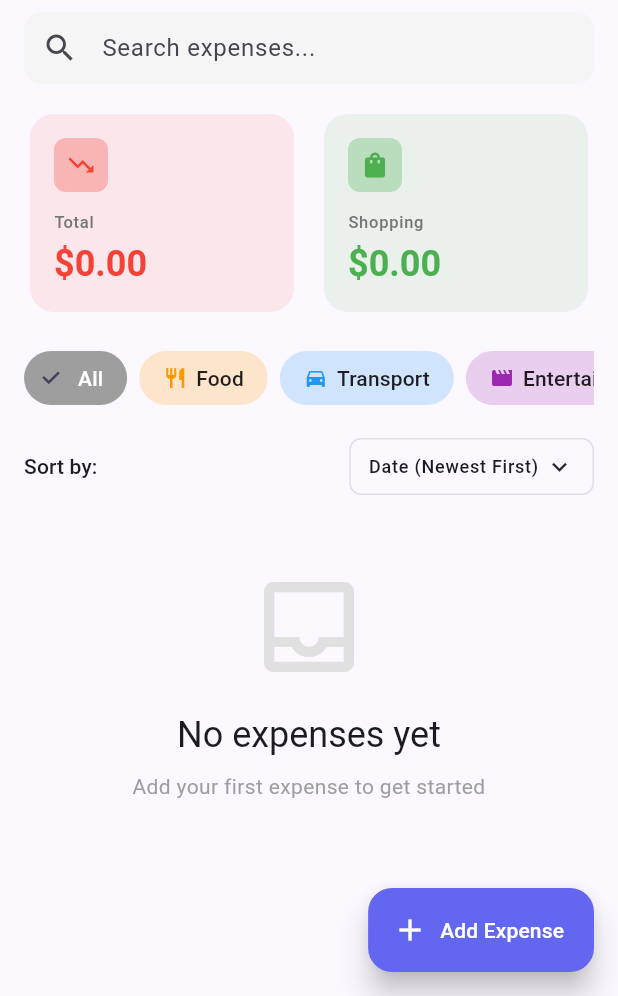
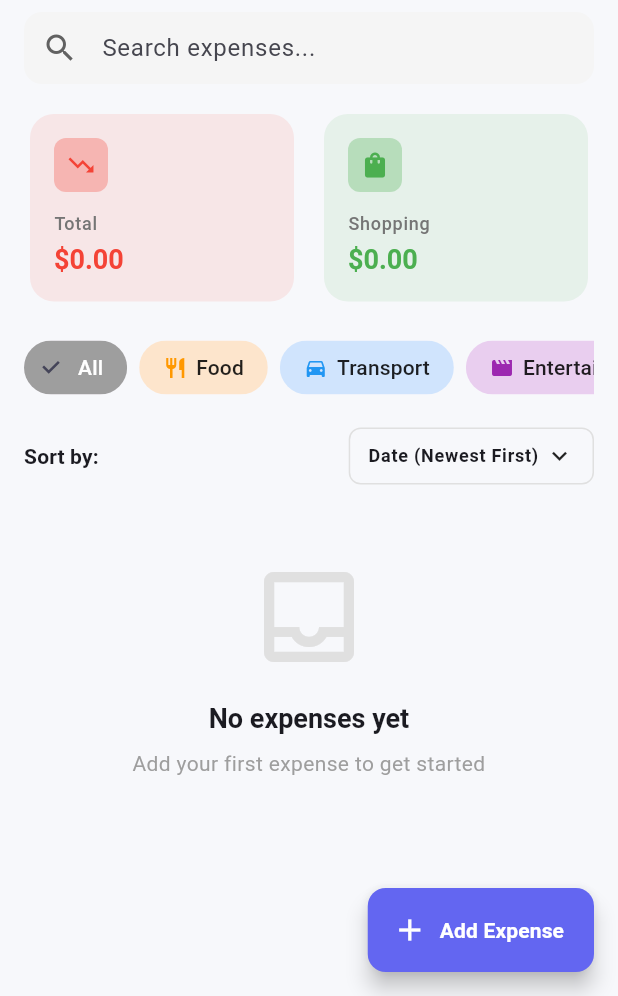
Before and after one commit to Nahidliton/flutter_final_project, a Flutter app: the screen it shows after launch, on a phone screen of 412 x 824 dp, the part 240-1236 px from its top. Run offline on Flutter 3.47's test engine with Material 3 defaults, Android fonts, the light colour scheme and no system bars; our stand-ins replace cloud_firestore, firebase_core; accounts and stored records are empty.

Commit message:
Updated UIs

```diff
--- a/final_project_mobile_app/lib/main.dart
+++ b/final_project_mobile_app/lib/main.dart
@@ -7,6 +7,7 @@
 import 'firebase_options.dart';
 import 'providers/expense_provider.dart';
 import 'screens/home_screen.dart';
+import 'utils/theme.dart';
 
 void main() async {
   WidgetsFlutterBinding.ensureInitialized();
@@ -29,31 +30,7 @@
       child: MaterialApp(
         title: 'ExpenseTrack',
         debugShowCheckedModeBanner: false,
-        theme: ThemeData(
-          useMaterial3: true,
-          colorScheme: ColorScheme.fromSeed(
-            seedColor: const Color(0xFF6366F1),
-            brightness: Brightness.light,
-          ),
-          appBarTheme: const AppBarTheme(
-            elevation: 0,
-            centerTitle: false,
-          ),
-          cardTheme: CardThemeData(
-            elevation: 2,
-            shape: RoundedRectangleBorder(
-              borderRadius: BorderRadius.circular(16),
-            ),
-          ),
-          floatingActionButtonTheme: FloatingActionButtonThemeData(
-            backgroundColor: const Color(0xFF6366F1),
-            foregroundColor: Colors.white,
-            elevation: 8,
-            shape: RoundedRectangleBorder(
-              borderRadius: BorderRadius.circular(16),
-            ),
-          ),
-        ),
+        theme: AppTheme.lightTheme(),
         home: const HomeScreen(),
       ),
     );
--- /dev/null
+++ b/final_project_mobile_app/lib/utils/theme.dart
@@ -0,0 +1,67 @@
+// lib/utils/theme.dart
+
+import 'package:flutter/material.dart';
+import 'constants.dart';
+
+class AppTheme {
+  static ThemeData lightTheme() {
+    final seed = const Color(0xFF6366F1);
+
+    final colorScheme = ColorScheme.fromSeed(seedColor: seed, brightness: Brightness.light);
+
+    return ThemeData(
+      useMaterial3: true,
+      colorScheme: colorScheme,
+      scaffoldBackgroundColor: const Color(0xFFF7F8FB),
+      appBarTheme: AppBarTheme(
+        backgroundColor: Colors.transparent,
+        elevation: 0,
+        centerTitle: false,
+        titleTextStyle: TextStyle(
+          color: Colors.white,
+          fontWeight: FontWeight.bold,
+          fontSize: 20,
+        ),
+        iconTheme: const IconThemeData(color: Colors.white),
+      ),
+      cardTheme: CardTheme(
+        elevation: 0,
+        color: Colors.white,
+        shape: RoundedRectangleBorder(borderRadius: BorderRadius.circular(12)),
+      ),
+      floatingActionButtonTheme: FloatingActionButtonThemeData(
+        backgroundColor: seed,
+        foregroundColor: Colors.white,
+        elevation: 6,
+        shape: RoundedRectangleBorder(borderRadius: BorderRadius.circular(12)),
+      ),
+      inputDecorationTheme: InputDecorationTheme(
+        filled: true,
+        fillColor: Colors.grey.shade100,
+        border: OutlineInputBorder(
+          borderRadius: BorderRadius.circular(12),
+          borderSide: BorderSide.none,
+        ),
+        contentPadding: const EdgeInsets.symmetric(horizontal: 16, vertical: 12),
+        prefixIconColor: Colors.grey.shade700,
+      ),
+      elevatedButtonTheme: ElevatedButtonThemeData(
+        style: ElevatedButton.styleFrom(
+          backgroundColor: seed,
+          foregroundColor: Colors.white,
+          shape: RoundedRectangleBorder(borderRadius: BorderRadius.circular(12)),
+          elevation: 2,
+          minimumSize: const Size.fromHeight(48),
+        ),
+      ),
+      textTheme: TextTheme(
+        headlineSmall: const TextStyle(fontSize: 18, fontWeight: FontWeight.w700),
+        bodyMedium: const TextStyle(fontSize: 14),
+        labelLarge: const TextStyle(fontSize: 14, fontWeight: FontWeight.w600),
+        labelMedium: const TextStyle(fontSize: 12, fontWeight: FontWeight.w600),
+        labelSmall: const TextStyle(fontSize: 12),
+      ),
+      dividerColor: Colors.grey.shade300,
+    );
+  }
+}
--- a/final_project_mobile_app/lib/widgets/expense_card.dart
+++ b/final_project_mobile_app/lib/widgets/expense_card.dart
@@ -39,10 +39,10 @@
       child: Card(
         margin: const EdgeInsets.symmetric(horizontal: 16, vertical: 6),
         elevation: 0,
-        color: Colors.white,
+        color: Theme.of(context).cardColor,
         shape: RoundedRectangleBorder(
           borderRadius: BorderRadius.circular(12),
-          side: BorderSide(color: Colors.grey.shade200),
+          side: BorderSide(color: Theme.of(context).dividerColor),
         ),
         child: InkWell(
           onTap: onEdit,
```
